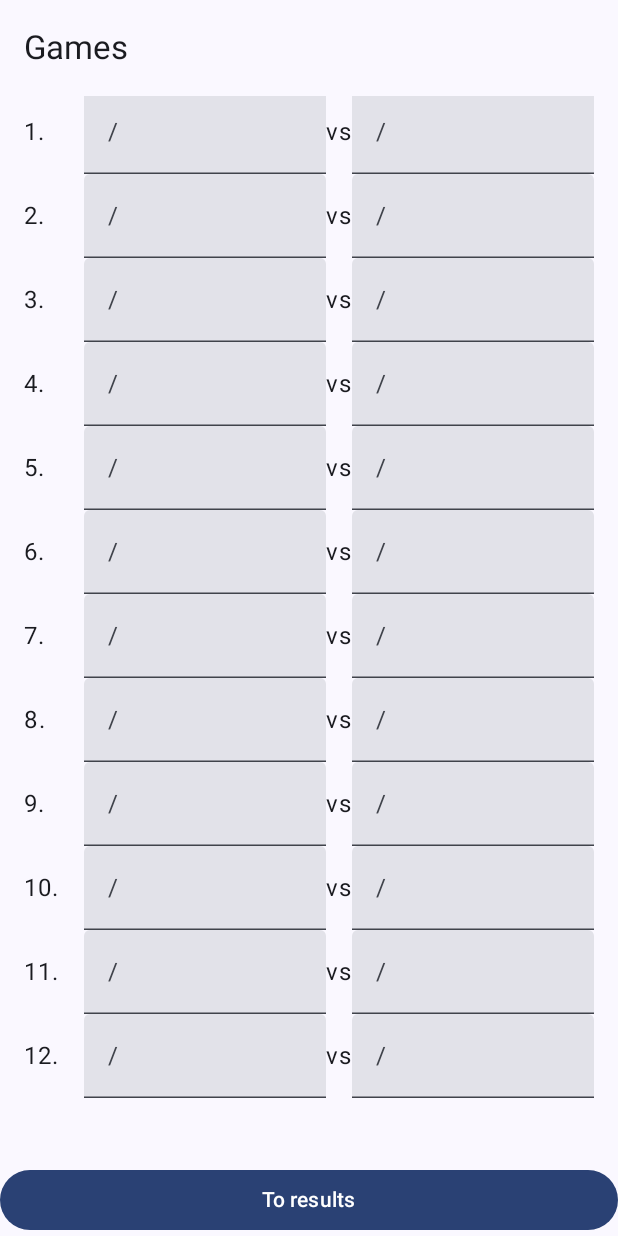
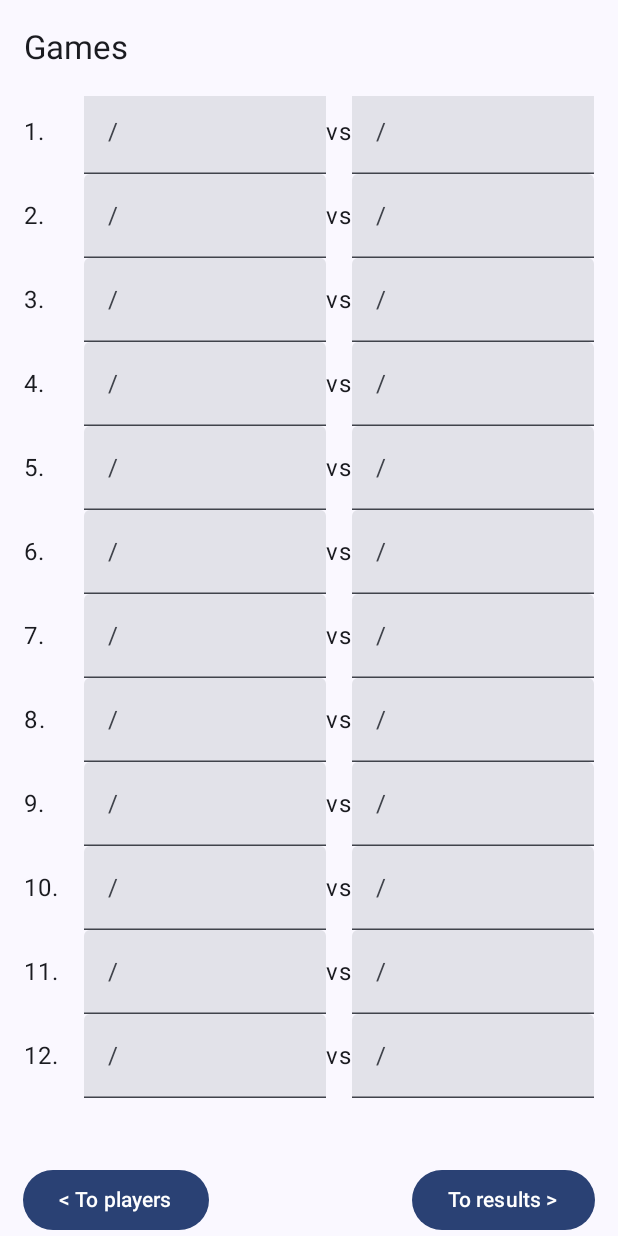
Before and after one commit to iluxakom/BeachVoleyTour, an Android app built with Jetpack Compose: the GameScreen screen opened through its navigation route, on a phone screen of 412 x 824 dp. Run offline under Robolectric (Android 15) with nearby library versions, the phone set to English and light mode, and no system bars.

Commit message:
add to PlayerScreen button

```diff
--- a/app/src/main/java/com/iluxa/beachvoleytour/MainActivity.kt
+++ b/app/src/main/java/com/iluxa/beachvoleytour/MainActivity.kt
@@ -91,7 +91,7 @@ class MainActivity : ComponentActivity() {
 fun MyApp(gameViewModel: GameViewModel) {
     val navController = rememberNavController()
 
-    NavHost(navController = navController, startDestination = "players") {
+    NavHost(navController = navController, startDestination = if (gameViewModel.isTourStarted()) "games" else "players") {
         composable("players") {
             PlayerScreen(gameViewModel, onNext = {
                 navController.navigate("games")
@@ -101,6 +101,9 @@ fun MyApp(gameViewModel: GameViewModel) {
             GameScreen(gameViewModel, onNext = {
                 gameViewModel.saveResults()
                 navController.navigate("results")
+            }, onBack = {
+                gameViewModel.saveResults()
+                navController.navigate("players")
             })
         }
         composable("results") {
@@ -207,7 +210,7 @@ fun PlayerScreen(viewModel: GameViewModel, onNext: () -> Unit) {
                         .fillMaxWidth()
                         .padding(vertical = 16.dp)
                 ) {
-                    Text("Next")
+                    Text("Go games")
                 }
 
                 Button(
@@ -229,7 +232,7 @@ fun PlayerScreen(viewModel: GameViewModel, onNext: () -> Unit) {
 @OptIn(ExperimentalMaterial3Api::class)
 @RequiresApi(Build.VERSION_CODES.R)
 @Composable
-fun GameScreen(gameViewModel: GameViewModel, onNext: () -> Unit) {
+fun GameScreen(gameViewModel: GameViewModel, onNext: () -> Unit, onBack: () -> Unit) {
     Scaffold(
         topBar = {
             TopAppBar(
@@ -317,18 +320,28 @@ fun GameScreen(gameViewModel: GameViewModel, onNext: () -> Unit) {
             }
         },
         bottomBar = {
-            Column(
-                horizontalAlignment = Alignment.CenterHorizontally
+            Row(
+                modifier = Modifier
+                    .fillMaxWidth(),
+                horizontalArrangement = Arrangement.SpaceBetween,
+                verticalAlignment = Alignment.CenterVertically
             ) {
+
+                Button(
+                    onClick = onBack,
+                    modifier = Modifier.padding(horizontal = 15.dp)
+                ) {
+                    Text(text = "< To players")
+                }
 
                 Button(
                     onClick = {
                         gameViewModel.printGameResults()
                         onNext()
                     },
-                    modifier = Modifier.fillMaxWidth()
+                    modifier = Modifier.padding(horizontal = 15.dp)
                 ) {
-                    Text(text = "To results")
+                    Text(text = "To results >")
                 }
             }
         }
```
